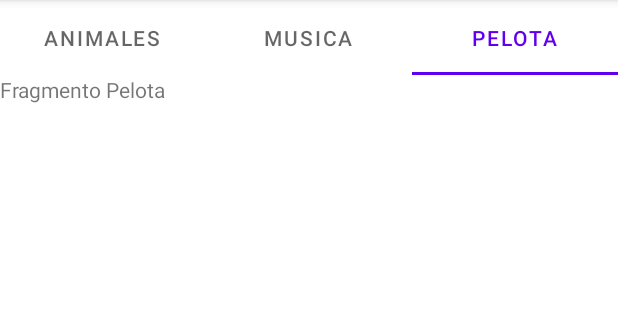
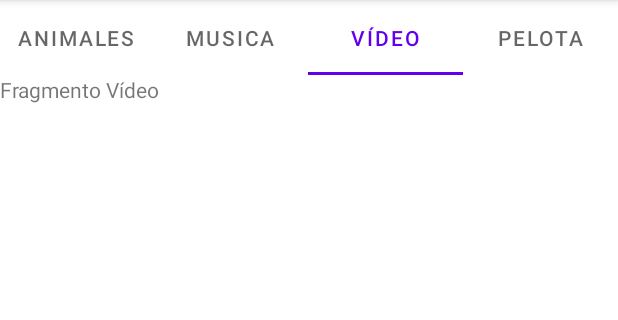
Before and after one commit to Valido-101/PMM_Practica4, an Android app: the screen it shows after launch (MainActivity), tab 3 chosen, on a phone screen of 412 x 824 dp, the part 84-404 px from its top. Run offline under Robolectric (Android 15) with nearby library versions, the phone set to English and light mode, and no system bars.

Commit message:
Interfaz realizada para las 4 tabs

```diff
--- /dev/null
+++ b/app/src/main/java/com/example/practica_4/Fragmento_Video.java
@@ -0,0 +1,47 @@
+package com.example.practica_4;
+
+import android.os.Bundle;
+
+import androidx.fragment.app.Fragment;
+
+import android.view.LayoutInflater;
+import android.view.View;
+import android.view.ViewGroup;
+
+/**
+ * A simple {@link Fragment} subclass.
+ * Use the {@link Fragmento_Video#newInstance} factory method to
+ * create an instance of this fragment.
+ */
+public class Fragmento_Video extends Fragment {
+
+    // TODO: Rename parameter arguments, choose names that match
+    // the fragment initialization parameters, e.g. ARG_ITEM_NUMBER
+    public Fragmento_Video() {
+        // Required empty public constructor
+    }
+
+    /**
+     * Use this factory method to create a new instance of
+     * this fragment using the provided parameters.
+     *
+     * @return A new instance of fragment Fragmento_pelota.
+     */
+    // TODO: Rename and change types and number of parameters
+    public static Fragmento_Video newInstance() {
+        Fragmento_Video fragment = new Fragmento_Video();
+        return fragment;
+    }
+
+    @Override
+    public void onCreate(Bundle savedInstanceState) {
+        super.onCreate(savedInstanceState);
+    }
+
+    @Override
+    public View onCreateView(LayoutInflater inflater, ViewGroup container,
+                             Bundle savedInstanceState) {
+        View view = inflater.inflate(R.layout.fragment_fragmento__video, container, false);
+        return view;
+    }
+}
--- a/app/src/main/java/com/example/practica_4/GeneralFragmentPagerAdapter.java
+++ b/app/src/main/java/com/example/practica_4/GeneralFragmentPagerAdapter.java
@@ -9,8 +9,8 @@ import androidx.fragment.app.FragmentPagerAdapter;
 
 public class GeneralFragmentPagerAdapter extends FragmentPagerAdapter {
 
-    final int PAGE_COUNT = 3;
-    private String tabTitles[] = new String[] { "Animales", "Musica", "Pelota" };
+    final int PAGE_COUNT = 4;
+    private String tabTitles[] = new String[] { "Animales", "Musica", "Vídeo", "Pelota" };
     private Context context;
 
     public GeneralFragmentPagerAdapter(FragmentManager fm, Context context) {
@@ -29,6 +29,7 @@ public class GeneralFragmentPagerAdapter extends FragmentPagerAdapter {
         Fragmento_pelota f_p = Fragmento_pelota.newInstance();
         Fragmento_animales f_a = Fragmento_animales.newInstance();
         Fragmento_musica f_m = Fragmento_musica.newInstance();
+        Fragmento_Video f_v = Fragmento_Video.newInstance();
 
         switch(position)
         {
@@ -39,6 +40,8 @@ public class GeneralFragmentPagerAdapter extends FragmentPagerAdapter {
             case 1:
                 return f_m;
             case 2:
+                return f_v;
+            case 3:
                 return f_p;
         }
 
--- /dev/null
+++ b/app/src/main/res/layout/fragment_fragmento__video.xml
@@ -0,0 +1,14 @@
+<?xml version="1.0" encoding="utf-8"?>
+<FrameLayout xmlns:android="http://schemas.android.com/apk/res/android"
+    xmlns:tools="http://schemas.android.com/tools"
+    android:layout_width="match_parent"
+    android:layout_height="match_parent"
+    tools:context=".Fragmento_Video">
+
+    <!-- TODO: Update blank fragment layout -->
+    <TextView
+        android:layout_width="match_parent"
+        android:layout_height="match_parent"
+        android:text="Fragmento Vídeo" />
+
+</FrameLayout>
```
